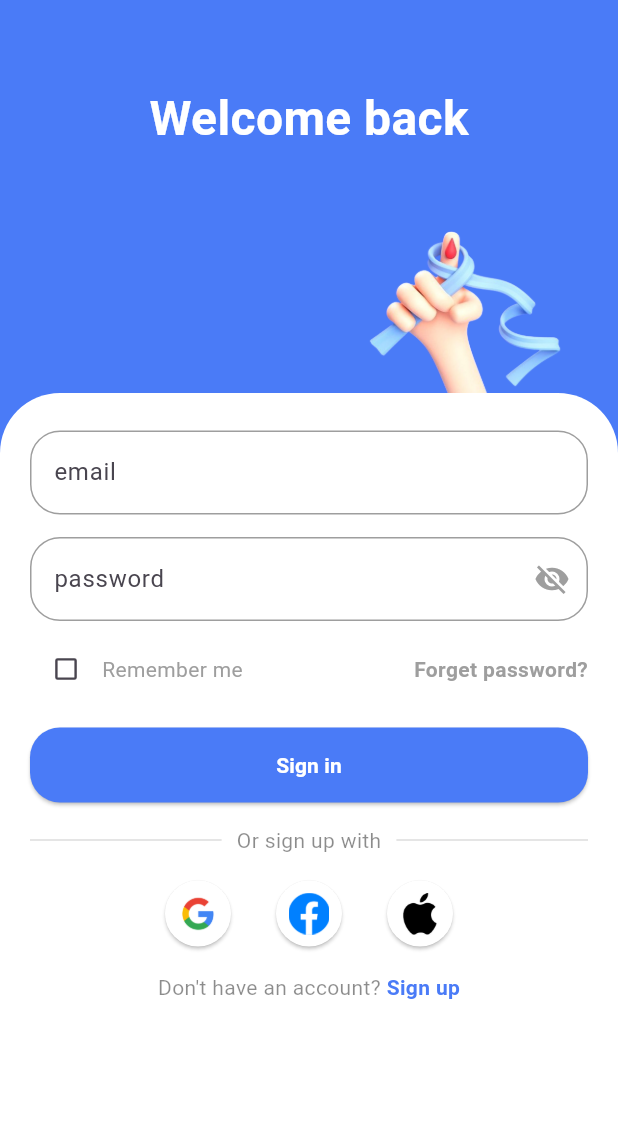
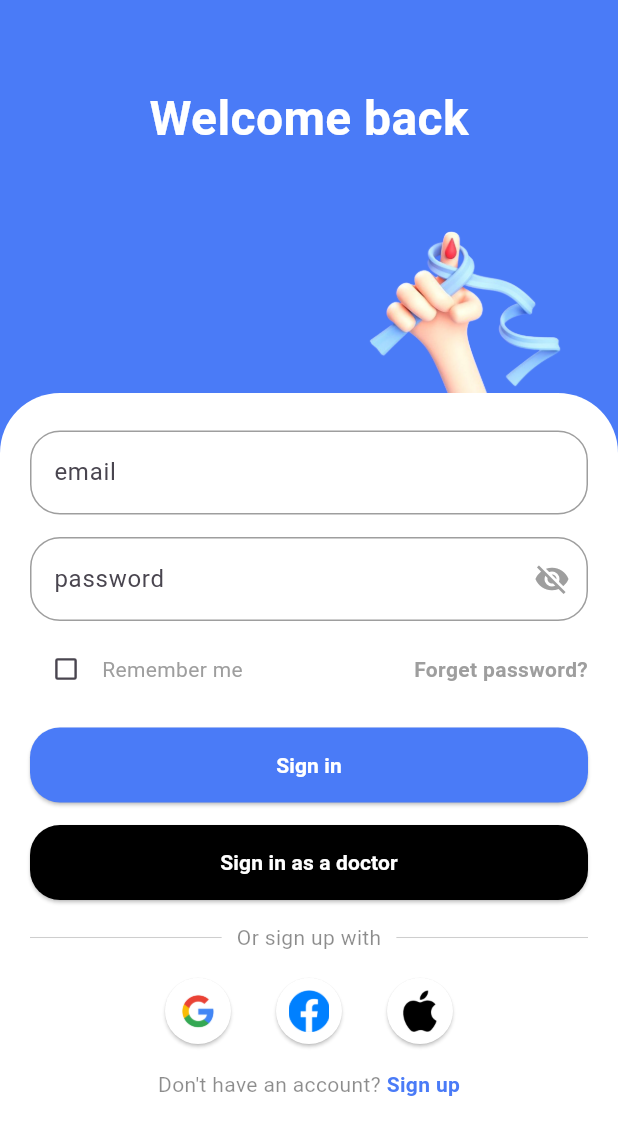
Before and after one commit to benchohrabdou/Diazen-app-, a Flutter app: the screen it shows after launch, on a phone screen of 412 x 824 dp. Shown: the top 1135 px of the screen. Run offline on Flutter 3.47's test engine with Material 3 defaults, Android fonts, the light colour scheme and no system bars; our stand-ins replace cloud_firestore, firebase_auth, firebase_core, google_nav_bar, google_sign_in, shared_preferences; missing offline and left inert: flutter_facebook_auth; accounts and stored records are empty; Roboto replaces fonts that are missing (SfProDisplay); project files that could hold a hidden picture were left out.

Commit message:
doctor signin added

```diff
--- a/lib/authentication/loginpage.dart
+++ b/lib/authentication/loginpage.dart
@@ -5,6 +5,7 @@ import 'package:firebase_auth/firebase_auth.dart';
 import 'package:shared_preferences/shared_preferences.dart';
 import 'package:diazen/screens/mainscreen.dart';
 import 'package:diazen/authentication/social_auth_service.dart';
+import 'package:diazen/authentication/doctor_signin_screen.dart';
 
 class Loginpage extends StatefulWidget {
   const Loginpage({super.key});
@@ -374,6 +375,36 @@ class _LoginpageState extends State<Loginpage> {
                               ),
                               const SizedBox(height: 15),
 
+                              // Sign in as a doctor button
+                              ElevatedButton(
+                                onPressed: () {
+                                  Navigator.push(
+                                    context,
+                                    MaterialPageRoute(
+                                      builder: (context) =>
+                                          const DoctorSigninScreen(),
+                                    ),
+                                  );
+                                },
+                                style: ElevatedButton.styleFrom(
+                                  backgroundColor: Colors.black,
+                                  foregroundColor: Colors.white,
+                                  minimumSize: const Size(double.infinity, 50),
+                                  shape: RoundedRectangleBorder(
+                                    borderRadius: BorderRadius.circular(20),
+                                  ),
+                                ),
+                                child: const Text(
+                                  'Sign in as a doctor',
+                                  style: TextStyle(
+                                    color: Colors.white,
+                                    fontFamily: 'SfProDisplay',
+                                    fontWeight: FontWeight.bold,
+                                  ),
+                                ),
+                              ),
+                              const SizedBox(height: 15),
+
                               // Or sign up with divider
                               Row(
                                 mainAxisAlignment: MainAxisAlignment.center,
--- a/lib/screens/home_screen.dart
+++ b/lib/screens/home_screen.dart
@@ -8,6 +8,7 @@ import 'package:diazen/screens/history_screen.dart';
 import 'package:diazen/classes/firestore_ops.dart';
 import 'package:firebase_auth/firebase_auth.dart';
 import 'package:shared_preferences/shared_preferences.dart';
+import 'package:diazen/authentication/loginpage.dart';
 
 class HomeScreen extends StatefulWidget {
   const HomeScreen({super.key});
@@ -86,7 +87,10 @@ class _HomeScreenState extends State<HomeScreen> {
     Future<void> _signOut() async {
     await _auth.signOut();
     if (!mounted) return;
-    Navigator.of(context).pushReplacementNamed('/login'); // Assure-toi que la route '/login' existe
+    Navigator.of(context).pushAndRemoveUntil(
+      MaterialPageRoute(builder: (context) => const Loginpage()),
+      (route) => false,
+    );
   }
 
 
```
Also changed, not shown: lib/authentication/doctor_signin_screen.dart (added, +15 -0 lines).
